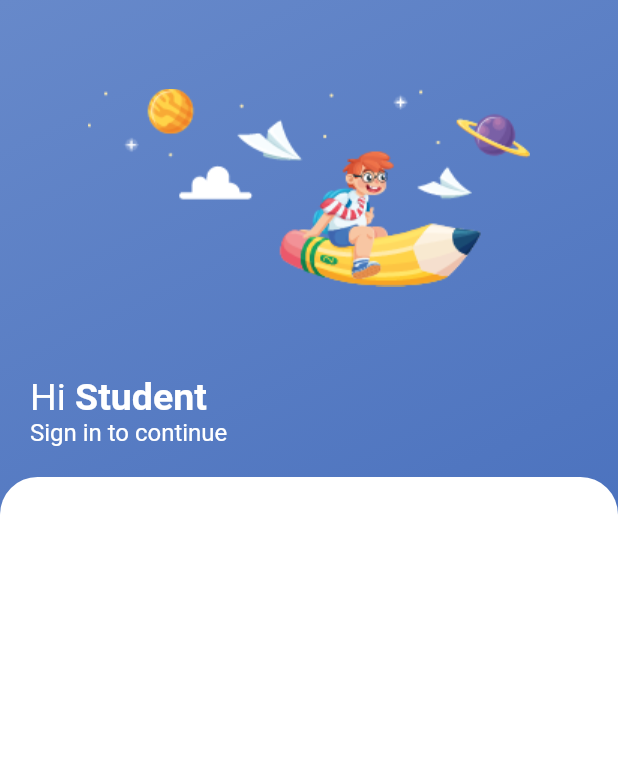
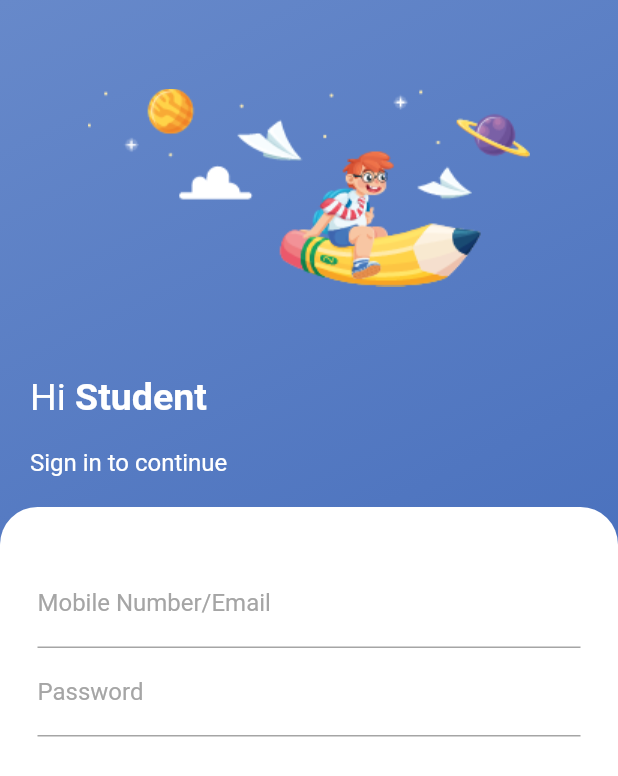
Before and after one commit to faysalneowaz/schoolerp, a Flutter app: the screen it shows after launch, on a phone screen of 412 x 824 dp. Shown: the top 776 px of the screen. Run offline on Flutter 3.47's test engine with Material 2 defaults, Android fonts, the phone set to English and light mode, and no system bars.

Commit message:
login From

```diff
--- a/lib/screens/login_screen.dart
+++ b/lib/screens/login_screen.dart
@@ -9,6 +9,7 @@ class LoginScreen extends StatefulWidget {
 }
 
 class _LoginScreenState extends State<LoginScreen> {
+  TextEditingController emailController = TextEditingController();
   @override
   Widget build(BuildContext context) {
     return Scaffold(
@@ -59,6 +60,7 @@ class _LoginScreenState extends State<LoginScreen> {
               Container(
                 margin: const EdgeInsets.only(
                   left: 20,
+                  top: 20,
                 ),
                 child: const Text(
                   "Sign in to continue",
@@ -81,6 +83,71 @@ class _LoginScreenState extends State<LoginScreen> {
                       topRight: Radius.circular(25.0),
                     ),
                   ),
+                  child: Container(
+                    margin: const EdgeInsets.only(
+                      left: 25,
+                      right: 25,
+                      top: 35,
+                    ),
+                    child: Column(
+                      children: [
+                        TextField(
+                          controller: emailController,
+                          cursorColor: AppConstent.lightgraycolor,
+                          decoration: const InputDecoration(
+                            labelText: "Mobile Number/Email",
+                            labelStyle: TextStyle(
+                              color: AppConstent.lightgraycolor,
+                            ),
+                            focusColor: AppConstent.lightgraycolor,
+                            fillColor: AppConstent.lightgraycolor,
+                            enabledBorder: UnderlineInputBorder(
+                              borderSide: BorderSide(
+                                color: AppConstent.lightgraycolor,
+                              ),
+                            ),
+                            focusedBorder: UnderlineInputBorder(
+                              borderSide: BorderSide(
+                                color: AppConstent.lightgraycolor,
+                              ),
+                            ),
+                            border: UnderlineInputBorder(
+                              borderSide: BorderSide(
+                                color: AppConstent.lightgraycolor,
+                              ),
+                            ),
+                          ),
+                        ),
+                        TextField(
+                          controller: emailController,
+                          cursorColor: AppConstent.lightgraycolor,
+                          decoration: const InputDecoration(
+                            labelText: "Password",
+                            labelStyle: TextStyle(
+                              color: AppConstent.lightgraycolor,
+                            ),
+                            focusColor: AppConstent.lightgraycolor,
+                            fillColor: AppConstent.lightgraycolor,
+                            enabledBorder: UnderlineInputBorder(
+                              borderSide: BorderSide(
+                                color: AppConstent.lightgraycolor,
+                              ),
+                            ),
+                            focusedBorder: UnderlineInputBorder(
+                              borderSide: BorderSide(
+                                color: AppConstent.lightgraycolor,
+                              ),
+                            ),
+                            border: UnderlineInputBorder(
+                              borderSide: BorderSide(
+                                color: AppConstent.lightgraycolor,
+                              ),
+                            ),
+                          ),
+                        ),
+                      ],
+                    ),
+                  ),
                 ),
               ),
             ],
```
